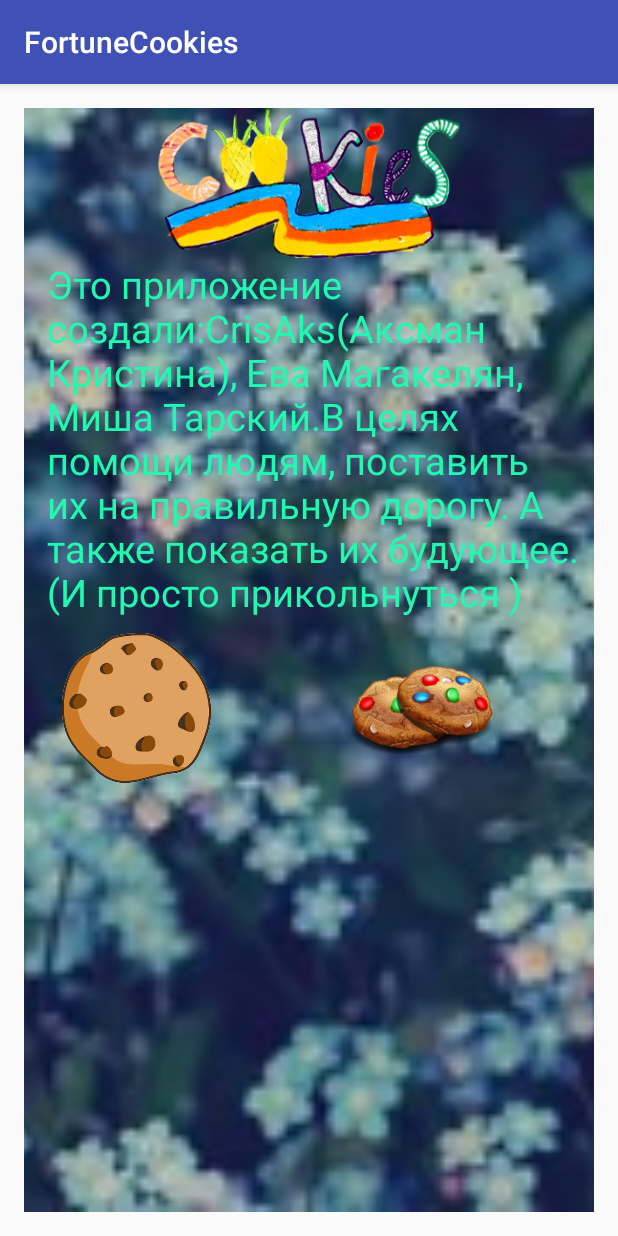
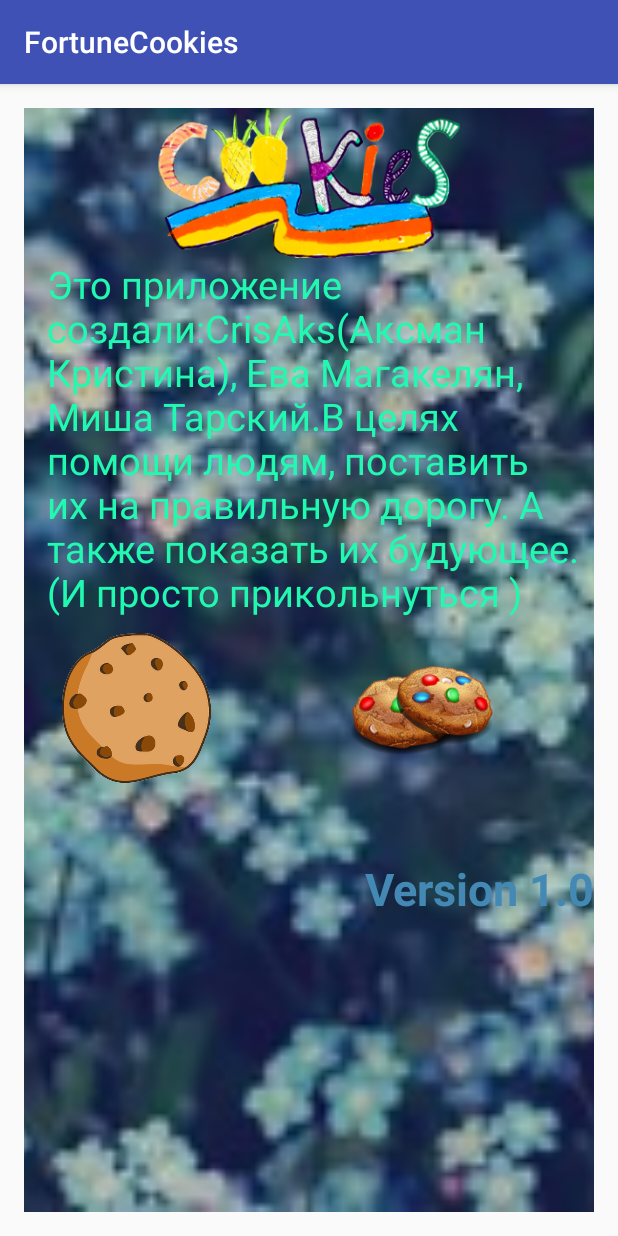
Before and after one commit to AppCampSiberia/FortuneCookies, an Android app: the AboutActvity screen opened directly, with no data from a screen before it, on a phone screen of 412 x 824 dp. Run offline under Robolectric (Android 15) with nearby library versions, the phone set to English and light mode, and no system bars.

Commit message:
добавил номер версии

```diff
--- a/app/src/main/res/layout/activity_about_actvity.xml
+++ b/app/src/main/res/layout/activity_about_actvity.xml
@@ -56,7 +56,7 @@
         <LinearLayout
             android:orientation="horizontal"
             android:layout_width="match_parent"
-            android:layout_height="200dp"
+            android:layout_height="150dp"
             android:layout_marginTop="10dp">
 
             <ImageView
@@ -73,6 +73,23 @@
 
         </LinearLayout>
 
+        <LinearLayout
+            android:orientation="horizontal"
+            android:layout_width="match_parent"
+            android:layout_height="match_parent">
+
+            <TextView
+                android:layout_width="match_parent"
+                android:layout_height="match_parent"
+                android:text="Version 1.0"
+                android:id="@+id/textView9"
+                android:layout_gravity="top|right"
+                android:gravity="top|right"
+                android:textStyle="bold"
+                android:textSize="30dp"
+                android:textColor="#4489b4" />
+        </LinearLayout>
+
     </LinearLayout>
 
 </RelativeLayout>
```
